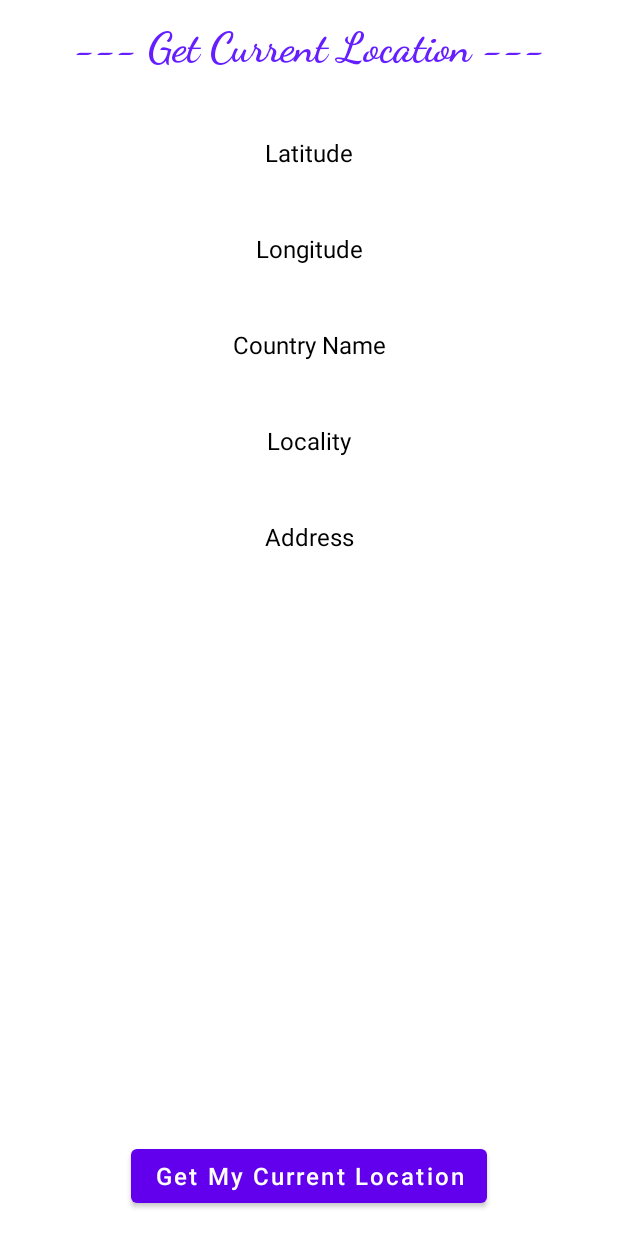
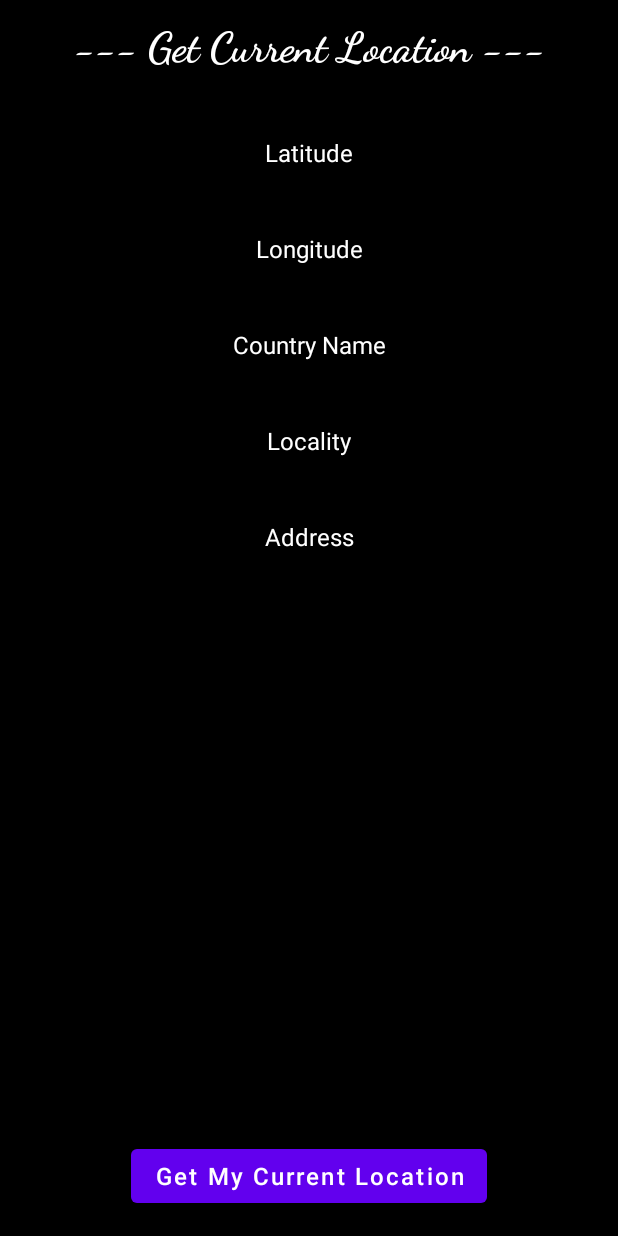
Before and after one commit to buyoleisacko/Live-Location, an Android app: the layout activity_main.xml on its own in the app's theme, with its tools: preview values and no code run, on a phone screen of 412 x 824 dp. Run offline under Robolectric (Android 15) with nearby library versions, the phone set to English and light mode, and no system bars.

Commit message:
dark mode implemented

```diff
--- a/app/src/main/res/layout/activity_main.xml
+++ b/app/src/main/res/layout/activity_main.xml
@@ -5,6 +5,7 @@
 <androidx.constraintlayout.widget.ConstraintLayout
     android:layout_width="match_parent"
     android:layout_height="match_parent"
+    android:background="@color/black"
     tools:context=".MainActivity">
 
     <TextView
@@ -14,8 +15,8 @@
         android:layout_marginTop="14dp"
         android:fontFamily="cursive"
         android:gravity="center"
+        android:textColor="@color/textColor"
         android:text="@string/get_current_location"
-        android:textColor="#651FFF"
         android:textSize="28sp"
         android:textStyle="bold"
         app:layout_constraintEnd_toEndOf="parent"
@@ -29,7 +30,7 @@
         android:layout_marginTop="42dp"
         android:gravity="center"
         android:text="@string/latitude"
-        android:textColor="@color/black"
+        android:textColor="@color/textColor"
         android:textSize="16sp"
         app:layout_constraintEnd_toEndOf="parent"
         app:layout_constraintLeft_toLeftOf="parent"
@@ -41,7 +42,7 @@
         android:layout_height="wrap_content"
         android:layout_marginTop="42dp"
         android:text="@string/longitude"
-        android:textColor="@color/black"
+        android:textColor="@color/textColor"
         android:textSize="16sp"
         app:layout_constraintEnd_toEndOf="parent"
         app:layout_constraintStart_toStartOf="parent"
@@ -54,7 +55,7 @@
         android:layout_marginTop="42dp"
         android:gravity="center"
         android:text="@string/country_name"
-        android:textColor="@color/black"
+        android:textColor="@color/textColor"
         android:textSize="16sp"
         app:layout_constraintEnd_toEndOf="parent"
         app:layout_constraintLeft_toLeftOf="parent"
@@ -67,7 +68,7 @@
         android:layout_marginTop="42dp"
         android:gravity="center"
         android:text="@string/locality"
-        android:textColor="@color/black"
+        android:textColor="@color/textColor"
         android:textSize="16sp"
         app:layout_constraintEnd_toEndOf="parent"
         app:layout_constraintStart_toStartOf="parent"
@@ -79,7 +80,7 @@
         android:layout_marginTop="42dp"
         android:gravity="center"
         android:text="@string/address"
-        android:textColor="@color/black"
+        android:textColor="@color/textColor"
         android:textSize="16sp"
         app:layout_constraintEnd_toEndOf="parent"
         app:layout_constraintLeft_toLeftOf="parent"
@@ -92,6 +93,7 @@
         android:text="@string/get_my_current_location"
         android:textAllCaps="false"
         android:textSize="16sp"
+        android:textColor="@color/textColor"
         app:layout_constraintBottom_toBottomOf="parent"
         app:layout_constraintEnd_toEndOf="parent"
         android:layout_marginBottom="16dp"
--- a/app/src/main/res/values/colors.xml
+++ b/app/src/main/res/values/colors.xml
@@ -7,4 +7,7 @@
     <color name="teal_700">#FF018786</color>
     <color name="black">#FF000000</color>
     <color name="white">#FFFFFFFF</color>
+
+    <color name="backgroundColor">#212121</color>
+    <color name="textColor">#FFFFFF</color>
 </resources>
```
